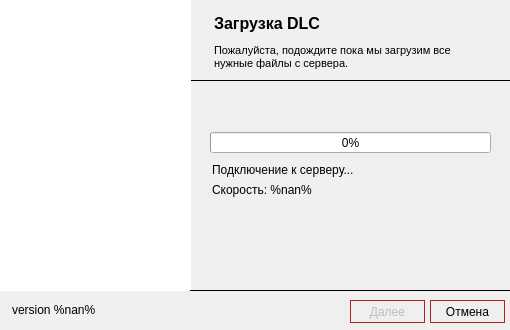
Qt form design/installer.ui (seuyh/stellaris-dlc-unlocker) before a commit.
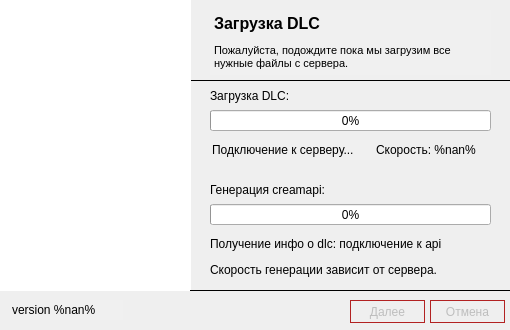
The same form after that commit. The open tabs and pages were chosen to show the change. Icons and pictures are not drawn.

Diff of the .ui file:
```diff
--- a/design/installer.ui
+++ b/design/installer.ui
@@ -943,7 +943,7 @@
       <property name="geometry">
        <rect>
         <x>210</x>
-        <y>132</y>
+        <y>110</y>
         <width>281</width>
         <height>21</height>
        </rect>
@@ -956,8 +956,8 @@
       <property name="geometry">
        <rect>
         <x>210</x>
-        <y>160</y>
-        <width>281</width>
+        <y>140</y>
+        <width>171</width>
         <height>20</height>
        </rect>
       </property>
@@ -1002,6 +1002,9 @@
       </property>
      </widget>
      <widget class="QPushButton" name="cancel_button_5">
+      <property name="enabled">
+       <bool>false</bool>
+      </property>
       <property name="geometry">
        <rect>
         <x>430</x>
@@ -1025,27 +1028,83 @@
        <string>Отмена</string>
       </property>
      </widget>
-     <widget class="QLineEdit" name="speed_line">
+     <widget class="QLabel" name="label">
+      <property name="geometry">
+       <rect>
+        <x>210</x>
+        <y>86</y>
+        <width>91</width>
+        <height>20</height>
+       </rect>
+      </property>
+      <property name="text">
+       <string>Загрузка DLC:</string>
+      </property>
+     </widget>
+     <widget class="QLabel" name="label_2">
       <property name="geometry">
        <rect>
         <x>210</x>
         <y>180</y>
-        <width>211</width>
+        <width>251</width>
         <height>20</height>
        </rect>
       </property>
-      <property name="styleSheet">
-       <string notr="true">background-color: rgb(240, 240, 240);</string>
+      <property name="text">
+       <string>Генерация creamapi:</string>
+      </property>
+     </widget>
+     <widget class="QProgressBar" name="creamapi_progressBar_2">
+      <property name="geometry">
+       <rect>
+        <x>210</x>
+        <y>204</y>
+        <width>281</width>
+        <height>21</height>
+       </rect>
+      </property>
+      <property name="value">
+       <number>0</number>
+      </property>
+     </widget>
+     <widget class="QLabel" name="creamapi_label">
+      <property name="geometry">
+       <rect>
+        <x>210</x>
+        <y>234</y>
+        <width>281</width>
+        <height>20</height>
+       </rect>
+      </property>
+      <property name="text">
+       <string>Получение инфо о dlc: подключение к api</string>
+      </property>
+     </widget>
+     <widget class="QLabel" name="label_3">
+      <property name="geometry">
+       <rect>
+        <x>210</x>
+        <y>260</y>
+        <width>281</width>
+        <height>20</height>
+       </rect>
+      </property>
+      <property name="text">
+       <string>Скорость генерации зависит от сервера.</string>
+      </property>
+     </widget>
+     <widget class="QLabel" name="speed_label">
+      <property name="geometry">
+       <rect>
+        <x>376</x>
+        <y>140</y>
+        <width>121</width>
+        <height>20</height>
+       </rect>
       </property>
       <property name="text">
        <string>Скорость: %nan%</string>
       </property>
-      <property name="frame">
-       <bool>false</bool>
-      </property>
-      <property name="readOnly">
-       <bool>true</bool>
-      </property>
      </widget>
     </widget>
     <widget class="QWidget" name="page_6">
```
Left out of the diff: 47 changed lines with no effect on the pictures.
